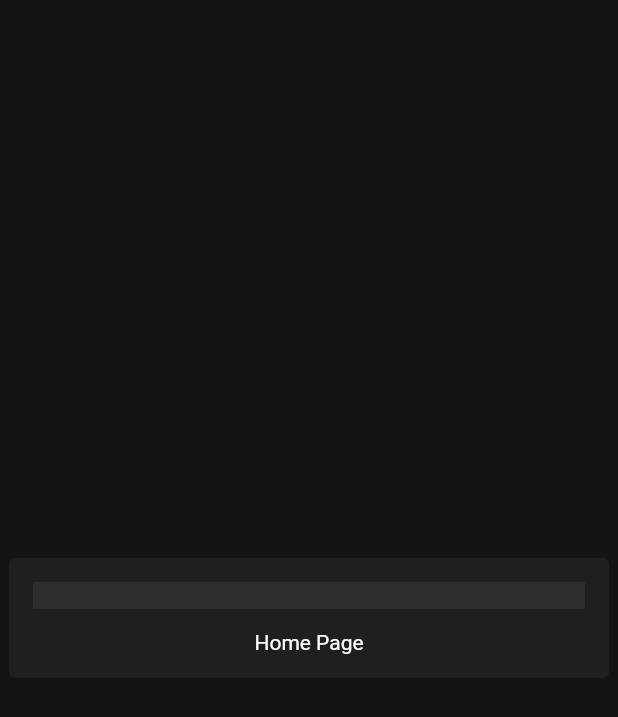
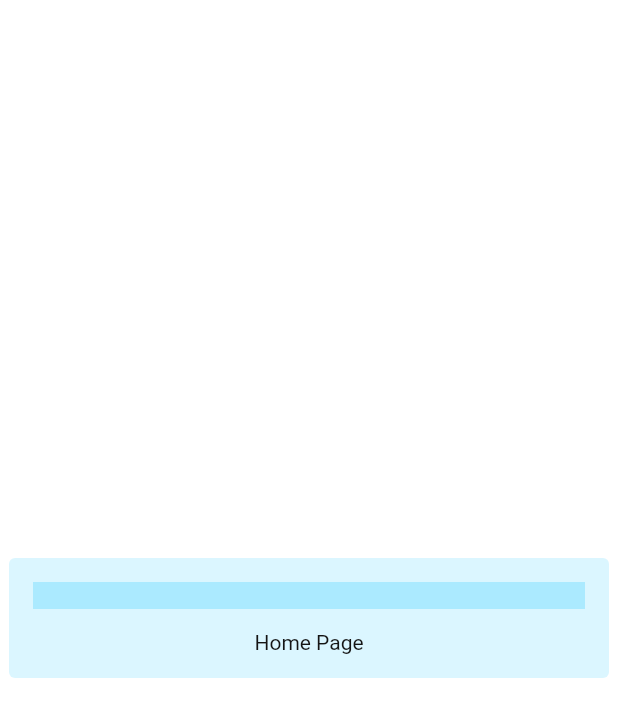
Before and after one commit to AxonDesigns/widget_app, a Flutter app: the screen it shows after launch, on a phone screen of 412 x 824 dp. Shown: the top 717 px of the screen. Run offline on Flutter 3.47's test engine with Material 3 defaults, Android fonts, the phone set to English and light mode, and no system bars; our stand-ins replace go_router.

Commit message:
feat: add android and theme mode state

```diff
--- /dev/null
+++ b/lib/components/dark_mode_state.dart
@@ -0,0 +1,105 @@
+import 'dart:ui';
+
+import 'package:flutter/widgets.dart';
+
+class ThemeModeState extends StatefulWidget {
+  const ThemeModeState({
+    super.key,
+    required this.child,
+    required this.initial,
+  });
+
+  final Widget child;
+  final ThemeMode initial;
+
+  @override
+  State<ThemeModeState> createState() => _ThemeModeStateState();
+}
+
+class _ThemeModeStateState extends State<ThemeModeState> with WidgetsBindingObserver {
+  late bool isDarkMode;
+
+  @override
+  void initState() {
+    super.initState();
+    WidgetsBinding.instance.addObserver(this);
+    final mode = WidgetsBinding.instance.platformDispatcher.platformBrightness;
+    isDarkMode = widget.initial == ThemeMode.system ? mode == Brightness.dark : widget.initial == ThemeMode.dark;
+  }
+
+  @override
+  void dispose() {
+    WidgetsBinding.instance.removeObserver(this);
+    super.dispose();
+  }
+
+  @override
+  void didChangePlatformBrightness() {
+    super.didChangePlatformBrightness();
+    setState(() {
+      final mode = WidgetsBinding.instance.platformDispatcher.platformBrightness;
+      isDarkMode = widget.initial == ThemeMode.system ? mode == Brightness.dark : widget.initial == ThemeMode.dark;
+    });
+  }
+
+  @override
+  Widget build(BuildContext context) {
+    return _ThemeModeState(
+      data: ThemeModeStateData(
+        themeMode: widget.initial,
+        isDarkMode: isDarkMode,
+      ),
+      child: widget.child,
+    );
+  }
+}
+
+/// A theme that uses the [GenericThemeData] as its [ThemeData].
+class _ThemeModeState extends InheritedWidget {
+  const _ThemeModeState({
+    super.key,
+    required super.child,
+    required this.data,
+  });
+
+  final ThemeModeStateData data;
+
+  @override
+  bool updateShouldNotify(covariant _ThemeModeState oldWidget) {
+    return oldWidget.data != data;
+  }
+
+  static ThemeModeStateData of(BuildContext context) {
+    return context.dependOnInheritedWidgetOfExactType<_ThemeModeState>()!.data;
+  }
+
+  static ThemeModeStateData? maybeOf(BuildContext context) {
+    return context.dependOnInheritedWidgetOfExactType<_ThemeModeState>()?.data;
+  }
+}
+
+class ThemeModeStateData {
+  ThemeModeStateData({
+    required this.themeMode,
+    required this.isDarkMode,
+  });
+
+  final ThemeMode themeMode;
+  final bool isDarkMode;
+}
+
+enum ThemeMode {
+  system,
+  light,
+  dark,
+}
+
+extension ThemeModeStateExtension on BuildContext {
+  ThemeMode get themeMode {
+    return _ThemeModeState.maybeOf(this)?.themeMode ?? ThemeMode.system;
+  }
+
+  bool get isDarkMode {
+    return _ThemeModeState.maybeOf(this)?.isDarkMode ?? false;
+  }
+}
--- a/lib/main.dart
+++ b/lib/main.dart
@@ -1,3 +1,4 @@
+import 'package:widget_app/components/dark_mode_state.dart';
 import 'package:widget_app/router.dart';
 import 'components/generic.dart';
 
@@ -13,8 +14,11 @@ class MainApp extends StatelessWidget {
     return GenericApp.router(
       debugShowCheckedModeBanner: false,
       builder: (context, child) {
+        return ThemeModeState(
+          initial: ThemeMode.system,
+          child: Builder(builder: (context) {
             return AnimatedGenericTheme(
-          data: GenericThemeData.dark(),
+              data: context.isDarkMode ? GenericThemeData.dark() : GenericThemeData.light(),
               // This builder is needed to make the text style work, otherwise it's just null.
               child: Builder(
                 builder: (context) {
@@ -27,6 +31,8 @@ class MainApp extends StatelessWidget {
                 },
               ),
             );
+          }),
+        );
       },
       routerConfig: router,
     );
--- /dev/null
+++ b/lib/utils.dart
@@ -0,0 +1,4 @@
+import 'dart:io';
+
+bool get isDesktop => Platform.isWindows || Platform.isLinux || Platform.isMacOS || Platform.isFuchsia;
+bool get isMobile => Platform.isAndroid || Platform.isIOS;
```
Also changed, not shown: lib/components/button.dart (added, +243 -0 lines), 20 other files. Lines whose indentation alone changed are shown as unchanged.
